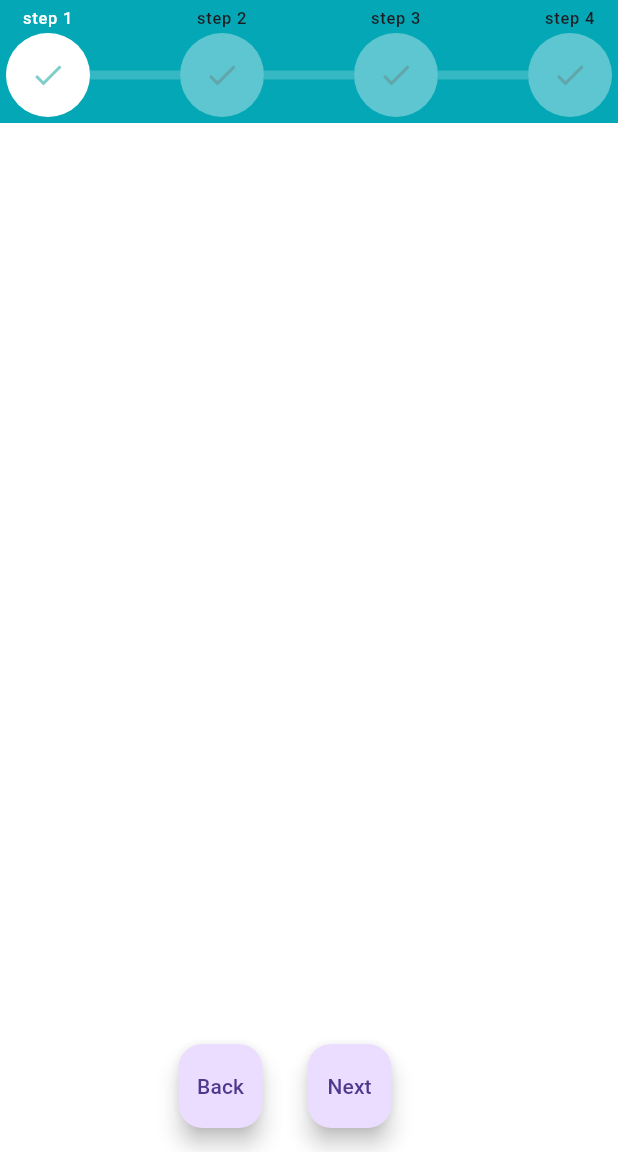
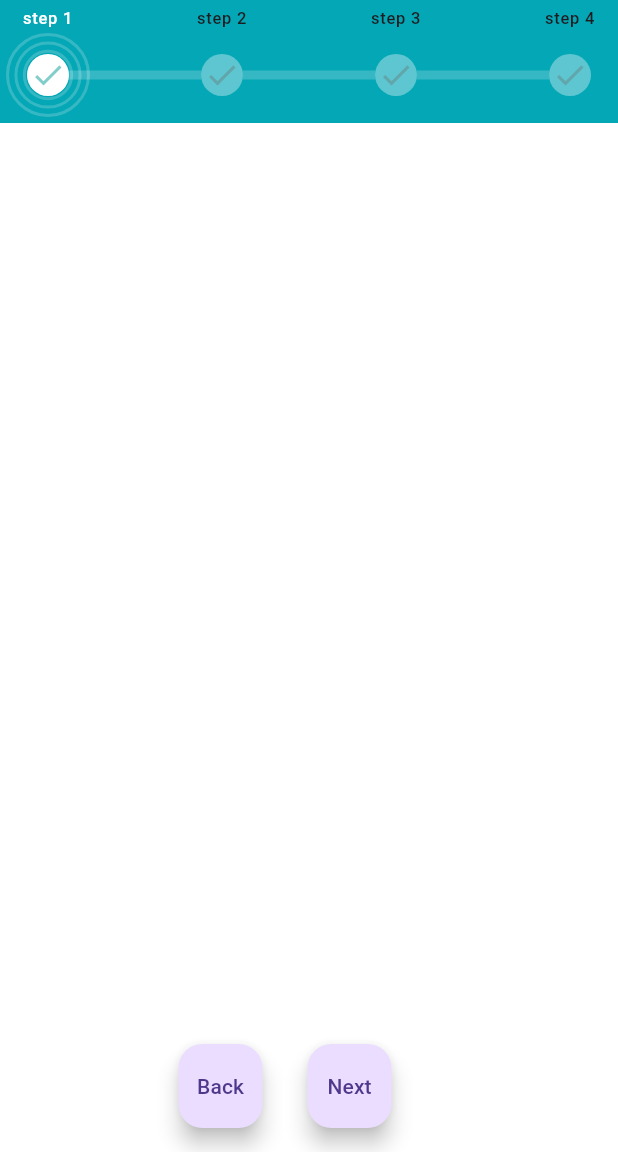
Before and after one commit to TalebRafiepour/step-progress, a Flutter app: the ExampleOne screen opened directly, on a phone screen of 412 x 824 dp, the part 84-1236 px from its top. Run offline on Flutter 3.47's test engine with Material 3 defaults, Android fonts, the phone set to English and light mode, and no system bars.

Commit message:
refactor: Create StepNodeRipple widget

```diff
--- a/lib/src/horizontal_step_progress/horizontal_step_progress.dart
+++ b/lib/src/horizontal_step_progress/horizontal_step_progress.dart
@@ -2,7 +2,8 @@ import 'package:flutter/material.dart';
 import 'package:step_progress/src/step_label/step_label.dart';
 import 'package:step_progress/src/step_line/step_line.dart';
 import 'package:step_progress/src/step_node/step_node.dart';
-import 'package:step_progress/src/step_node/step_node_style.dart';
+import 'package:step_progress/src/step_node/step_node_ripple.dart';
+import 'package:step_progress/step_progress.dart';
 
 class HorizontalStepProgress extends StatelessWidget {
   const HorizontalStepProgress({
@@ -10,6 +11,7 @@ class HorizontalStepProgress extends StatelessWidget {
     required this.currentStep,
     required this.stepNodeStyle,
     required this.stepSize,
+    this.enableRippleEffect = true,
     this.labels,
     super.key,
   }) : assert(
@@ -22,6 +24,7 @@ class HorizontalStepProgress extends StatelessWidget {
   final double stepSize;
   final StepNodeStyle stepNodeStyle;
   final List<String>? labels;
+  final bool enableRippleEffect;
 
   @override
   Widget build(BuildContext context) {
@@ -29,7 +32,10 @@ class HorizontalStepProgress extends StatelessWidget {
       mainAxisSize: MainAxisSize.min,
       children: [
         if (labels != null) _buildLabels(),
-        _buildSteps(),
+        if (enableRippleEffect)
+          _buildStepsWithRippleEffect()
+        else
+          _buildSteps(stepSize),
       ],
     );
   }
@@ -50,15 +56,46 @@ class HorizontalStepProgress extends StatelessWidget {
     );
   }
 
-  Widget _buildSteps() {
+  Widget _buildStepsWithRippleEffect() {
+    final calculatedStepSize = stepSize / 2;
+    return Stack(
+      alignment: Alignment.center,
+      children: [
+        _buildRippleEffects(),
+        Padding(
+          padding: EdgeInsets.symmetric(horizontal: calculatedStepSize / 2),
+          child: _buildSteps(calculatedStepSize),
+        ),
+      ],
+    );
+  }
+
+  Widget _buildRippleEffects() {
+    return Row(
+      mainAxisAlignment: MainAxisAlignment.spaceBetween,
+      children: List.generate(
+        totalStep,
+        (index) {
+          return StepNodeRipple(
+            isVisible: index <= currentStep,
+            stepNodeShape: StepNodeShape.circle,
+            width: stepSize,
+            height: stepSize,
+          );
+        },
+      ),
+    );
+  }
+
+  Widget _buildSteps(double calculatedStepSize) {
     return Row(
       children: List.generate(
         totalStep,
         (index) {
           if (index == totalStep - 1) {
             return StepNode(
-              width: stepSize,
-              height: stepSize,
+              width: calculatedStepSize,
+              height: calculatedStepSize,
               isActive: index <= currentStep,
               style: stepNodeStyle,
             );
@@ -67,8 +104,8 @@ class HorizontalStepProgress extends StatelessWidget {
               child: Row(
                 children: [
                   StepNode(
-                    width: stepSize,
-                    height: stepSize,
+                    width: calculatedStepSize,
+                    height: calculatedStepSize,
                     isActive: index <= currentStep,
                     style: stepNodeStyle,
                   ),
--- a/lib/src/step_node/ripple_effect_style.dart
+++ b/lib/src/step_node/ripple_effect_style.dart
@@ -3,7 +3,7 @@ import 'package:flutter/material.dart';
 class RippleEffectStyle {
   const RippleEffectStyle({
     this.color = const Color.fromARGB(50, 255, 255, 255),
-    this.strokeWidth = 1.5,
+    this.strokeWidth = 2,
   });
 
   final Color color;
--- /dev/null
+++ b/lib/src/step_node/step_node_ripple.dart
@@ -0,0 +1,60 @@
+import 'package:flutter/material.dart';
+import 'package:step_progress/src/step_node/ripple_effect_style.dart';
+import 'package:step_progress/src/step_node/step_node_shape.dart';
+import 'package:step_progress/src/step_node/step_node_shaped_container.dart';
+
+class StepNodeRipple extends StatelessWidget {
+  const StepNodeRipple({
+    required this.stepNodeShape,
+    required this.width,
+    required this.height,
+    this.style = const RippleEffectStyle(),
+    this.count = 5,
+    this.isVisible = true,
+    this.animationDuration = const Duration(milliseconds: 150),
+    super.key,
+  });
+
+  final StepNodeShape stepNodeShape;
+  final double width;
+  final double height;
+  final RippleEffectStyle style;
+  final int count;
+  final bool isVisible;
+  final Duration animationDuration;
+
+  @override
+  Widget build(BuildContext context) {
+    return AnimatedOpacity(
+      duration: animationDuration,
+      opacity: isVisible ? 1 : 0,
+      child: AnimatedScale(
+        duration: animationDuration,
+        scale: isVisible ? 1 : 0,
+        child: StepNodeShapedContainer(
+          stepNodeShape: stepNodeShape,
+          width: width,
+          height: height,
+          decoration: BoxDecoration(
+            color: Colors.transparent,
+            border: Border.all(
+              color: style.color,
+              width: style.strokeWidth,
+            ),
+          ),
+          child: count == 1
+              ? null
+              : StepNodeRipple(
+                  stepNodeShape: stepNodeShape,
+                  style: style,
+                  count: count - 1,
+                  width: width - (width / count),
+                  height: height - (height / count),
+                  isVisible: isVisible,
+                  animationDuration: animationDuration,
+                ),
+        ),
+      ),
+    );
+  }
+}
--- a/lib/src/step_node/step_node_shaped_container.dart
+++ b/lib/src/step_node/step_node_shaped_container.dart
@@ -28,6 +28,7 @@ class StepNodeShapedContainer extends StatelessWidget {
       margin: margin,
       width: width,
       height: height,
+      alignment: Alignment.center,
       decoration: decoration?.copyWith(shape: BoxShape.circle),
       child: child,
     );
```
